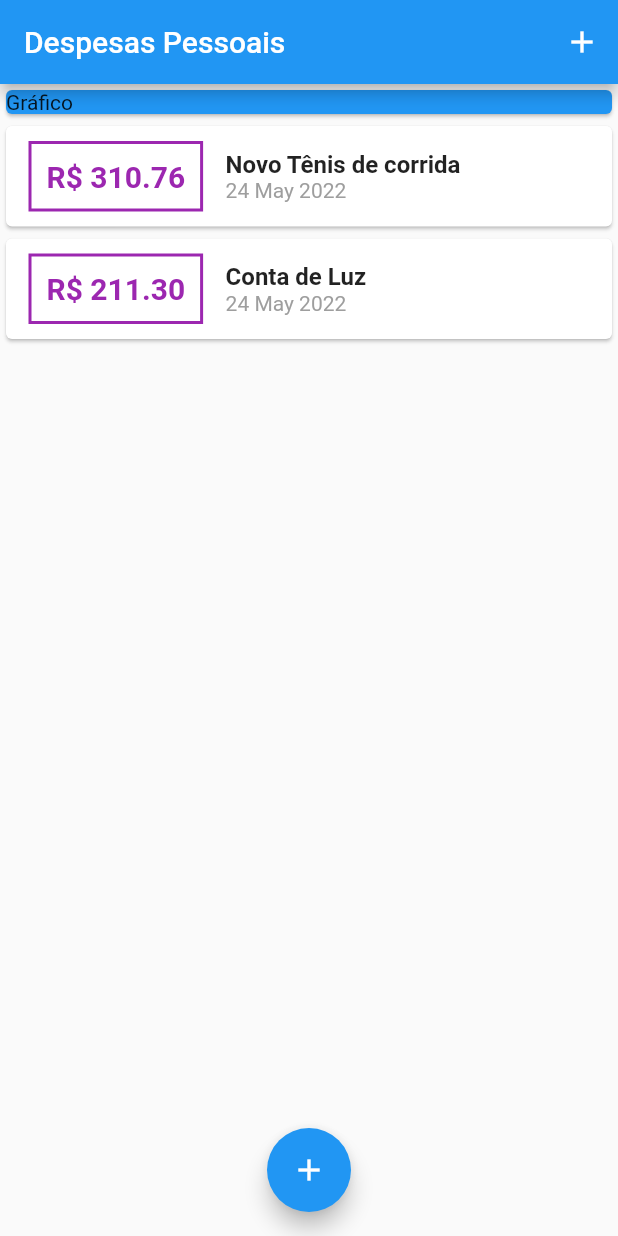
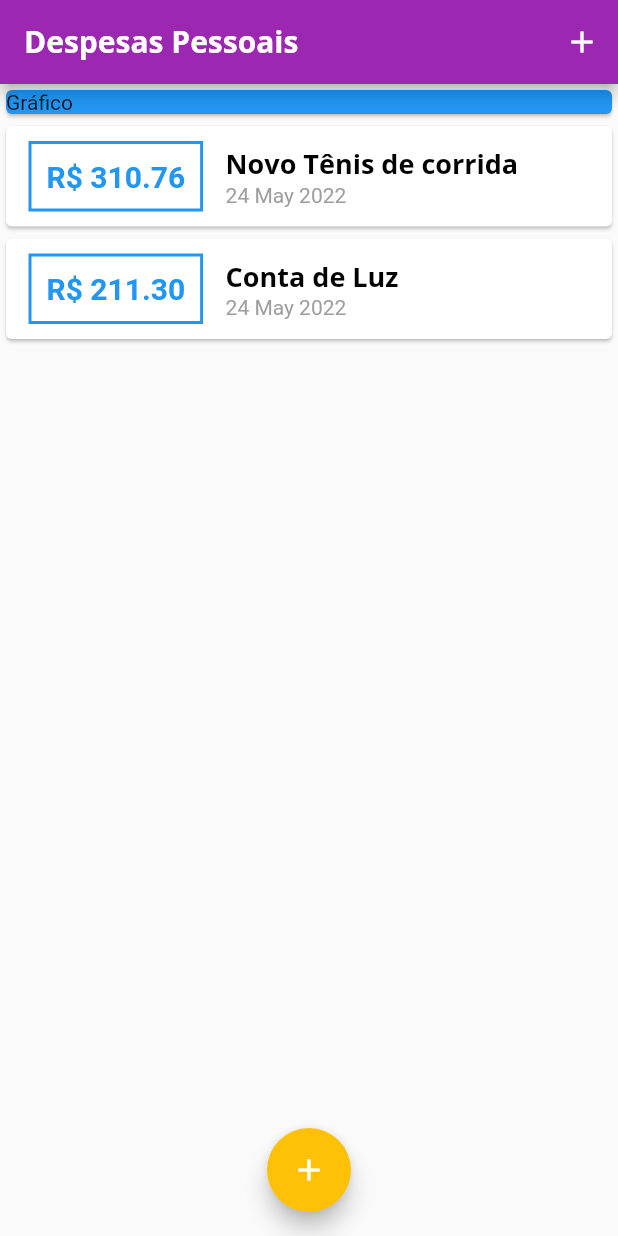
Before and after one commit to Italo-Nogueira/PersonalExpenses-Flutter, a Flutter app: the screen it shows after launch, on a phone screen of 412 x 824 dp. Run offline on Flutter 3.47's test engine with Material 2 defaults, Android fonts, the phone set to English and light mode, and no system bars.

Commit message:
save state

```diff
--- a/lib/components/transaction_form.dart
+++ b/lib/components/transaction_form.dart
@@ -12,7 +12,6 @@ class TransactionForm extends StatefulWidget {
 
 class _TransactionFormState extends State<TransactionForm> {
   final titleController = TextEditingController();
-
   final valueController = TextEditingController();
 
   _submitForm() {
--- a/lib/components/transaction_list.dart
+++ b/lib/components/transaction_list.dart
@@ -26,17 +26,17 @@ class TransactionList extends StatelessWidget {
                   ),
                   decoration: BoxDecoration(
                     border: Border.all(
-                      color: Colors.purple,
+                      color: Theme.of(context).primaryColor,
                       width: 2,
                     ),
                   ),
                   padding: const EdgeInsets.all(10),
                   child: Text(
                     'R\$ ${transaction.value.toStringAsFixed(2)}',
-                    style: const TextStyle(
+                    style: TextStyle(
                       fontWeight: FontWeight.bold,
                       fontSize: 20,
-                      color: Colors.purple,
+                      color: Theme.of(context).primaryColor,
                     ),
                   ),
                 ),
@@ -45,11 +45,8 @@ class TransactionList extends StatelessWidget {
                   children: <Widget>[
                     Text(
                       transaction.title,
-                      style: const TextStyle(
-                        fontSize: 16,
-                        fontWeight: FontWeight.bold,
+                      style: Theme.of(context).textTheme.headline6,
                       ),
-                    ),
                     Text(
                       DateFormat('d MMM y').format(transaction.date),
                       style: const TextStyle(
--- a/lib/main.dart
+++ b/lib/main.dart
@@ -12,7 +12,32 @@ class ExpensesApp extends StatelessWidget {
 
   @override
   Widget build(BuildContext context) {
-    return const MaterialApp(home: MyHomePage());
+    final ThemeData tema = ThemeData();
+
+    return  MaterialApp(
+      home: const MyHomePage(),
+      theme: tema.copyWith(
+        colorScheme: tema.colorScheme.copyWith(
+          primary: Colors.purple,
+          secondary: Colors.amber,
+        ),
+        textTheme: tema.textTheme.copyWith(
+          headline6: const TextStyle(
+            fontFamily: 'OpenSans',
+            fontSize: 18,
+            fontWeight: FontWeight.bold,
+            color: Colors.black,
+          ),
+        ),
+        appBarTheme: const AppBarTheme(
+          titleTextStyle: TextStyle(
+            fontFamily: 'OpenSans',
+            fontSize: 20,
+            fontWeight: FontWeight.bold,
+          ),
+        ),
+      ),
+    );
   }
 }
 
@@ -69,7 +94,10 @@ class _MyHomePageState extends State<MyHomePage> {
   Widget build(BuildContext context) {
     return Scaffold(
       appBar: AppBar(
-        title: const Text('Despesas Pessoais'),
+        title: const Text('Despesas Pessoais',
+        style: TextStyle(
+          ),
+        ),
         actions: [
           IconButton(
             icon: const Icon(Icons.add),
```
Also changed, not shown: pubspec.yaml (+18 -11 lines), assets/fonts/OpenSans-Bold.ttf (added), assets/fonts/OpenSans-Regular.ttf (added), assets/fonts/Quicksand-Bold.ttf (added), assets/fonts/Quicksand-Light.ttf (added), assets/fonts/Quicksand-Medium.ttf (added), assets/fonts/Quicksand-Regular.ttf (added).
